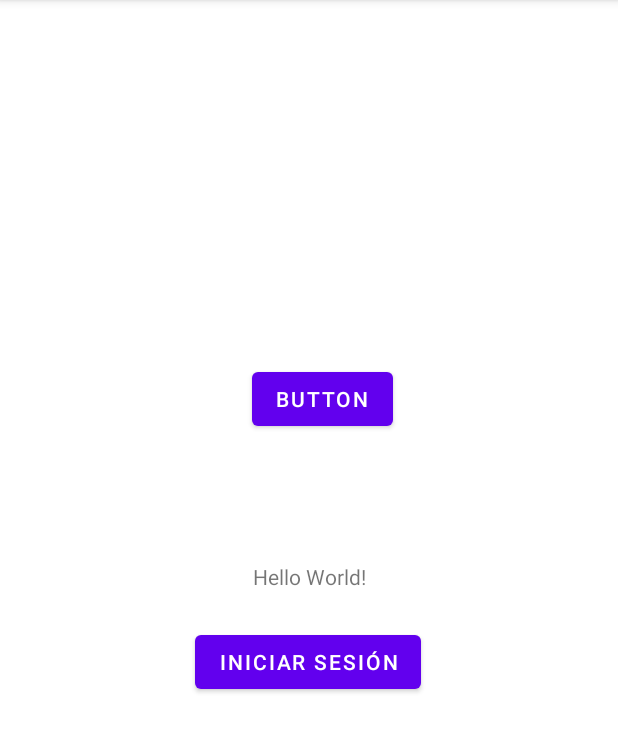
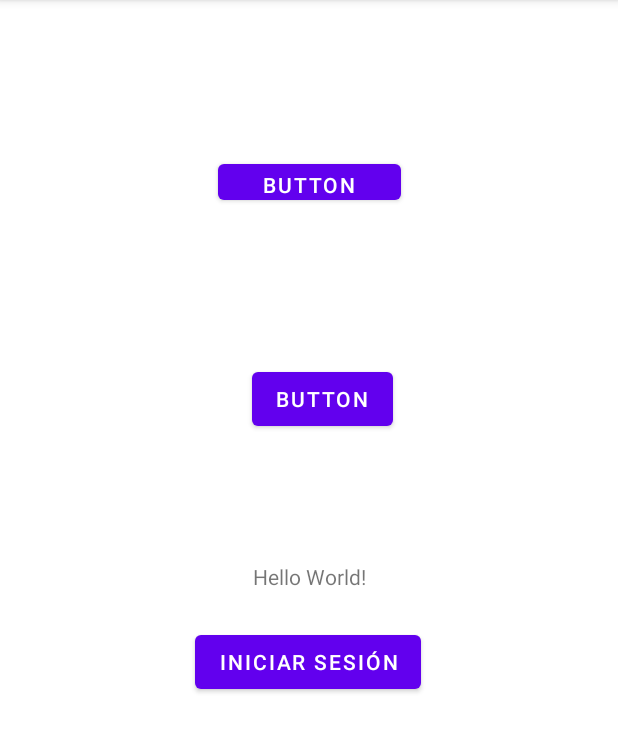
Before and after one commit to PabloCespedesA/Proyecto-de-titulo, an Android app: the screen it shows after launch (MainActivity), on a phone screen of 412 x 824 dp, the part 84-837 px from its top. Run offline under Robolectric (Android 15) with nearby library versions, the phone set to English and light mode, and no system bars.

Commit message:
prueba 2

```diff
--- a/app/src/main/res/layout/activity_main.xml
+++ b/app/src/main/res/layout/activity_main.xml
@@ -42,4 +42,14 @@
         app:layout_constraintTop_toTopOf="parent"
         app:layout_constraintVertical_bias="0.7" />
 
+    <Button
+        android:id="@+id/button3"
+        android:layout_width="122dp"
+        android:layout_height="36dp"
+        android:text="Button"
+        app:layout_constraintBottom_toTopOf="@+id/button2"
+        app:layout_constraintEnd_toEndOf="parent"
+        app:layout_constraintStart_toStartOf="parent"
+        app:layout_constraintTop_toTopOf="parent" />
+
 </androidx.constraintlayout.widget.ConstraintLayout>
```
